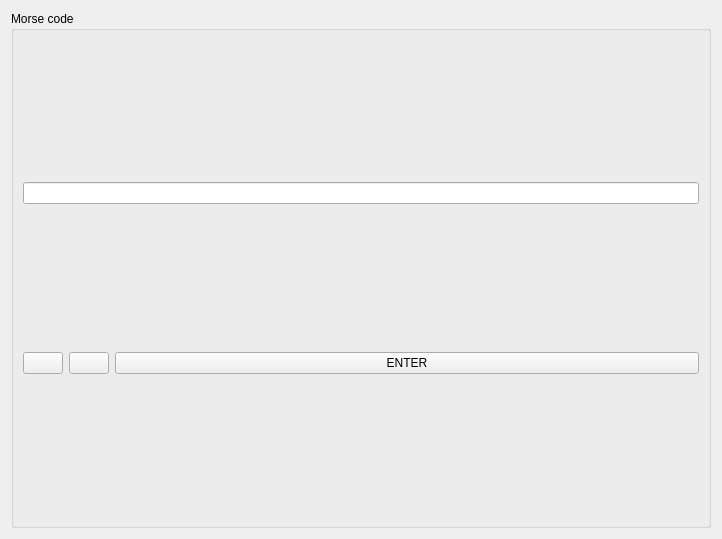
robotique-udes/rover, file rover_gui/ui/ui/MorseCode.ui: the form before one commit.
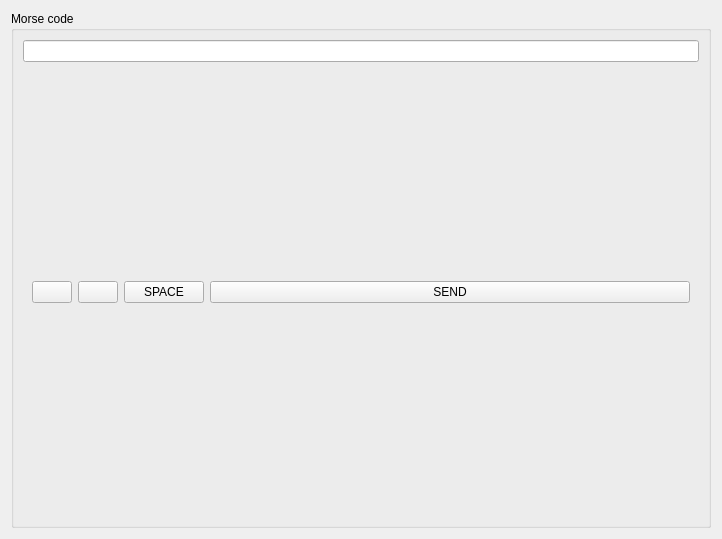
The form after the commit. Icons and pictures are not drawn.

Commit message: Basic functionality: DASH/DOT/SPACE/SEND

Diff of the .ui file:
```diff
--- a/rover_gui/ui/ui/MorseCode.ui
+++ b/rover_gui/ui/ui/MorseCode.ui
@@ -20,7 +20,10 @@
       <string>Morse code</string>
      </property>
      <layout class="QGridLayout" name="gridLayout_2">
-      <item row="1" column="0">
+      <item row="1" column="1">
+       <widget class="QWidget" name="widget" native="true">
+        <layout class="QHBoxLayout" name="horizontalLayout">
+         <item>
        <widget class="QPushButton" name="pb_dash">
         <property name="sizePolicy">
          <sizepolicy hsizetype="Fixed" vsizetype="Fixed">
@@ -36,7 +39,7 @@
         </property>
        </widget>
       </item>
-      <item row="1" column="1">
+         <item>
        <widget class="QPushButton" name="pb_dot">
         <property name="sizePolicy">
          <sizepolicy hsizetype="Fixed" vsizetype="Fixed">
@@ -52,14 +55,30 @@
         </property>
        </widget>
       </item>
-      <item row="1" column="2">
-       <widget class="QPushButton" name="pb_enter">
+         <item>
+          <widget class="QPushButton" name="pb_space">
+           <property name="sizePolicy">
+            <sizepolicy hsizetype="Fixed" vsizetype="Fixed">
+             <horstretch>0</horstretch>
+             <verstretch>0</verstretch>
+            </sizepolicy>
+           </property>
         <property name="text">
-         <string>ENTER</string>
+            <string>SPACE</string>
         </property>
        </widget>
       </item>
-      <item row="0" column="0" colspan="3">
+         <item>
+          <widget class="QPushButton" name="pb_send">
+           <property name="text">
+            <string>SEND</string>
+           </property>
+          </widget>
+         </item>
+        </layout>
+       </widget>
+      </item>
+      <item row="0" column="1">
        <widget class="QLineEdit" name="lineEdit">
         <property name="sizePolicy">
          <sizepolicy hsizetype="Preferred" vsizetype="Fixed">
```
Lines whose indentation alone changed are shown as unchanged. The commit also changes 4 other files.
